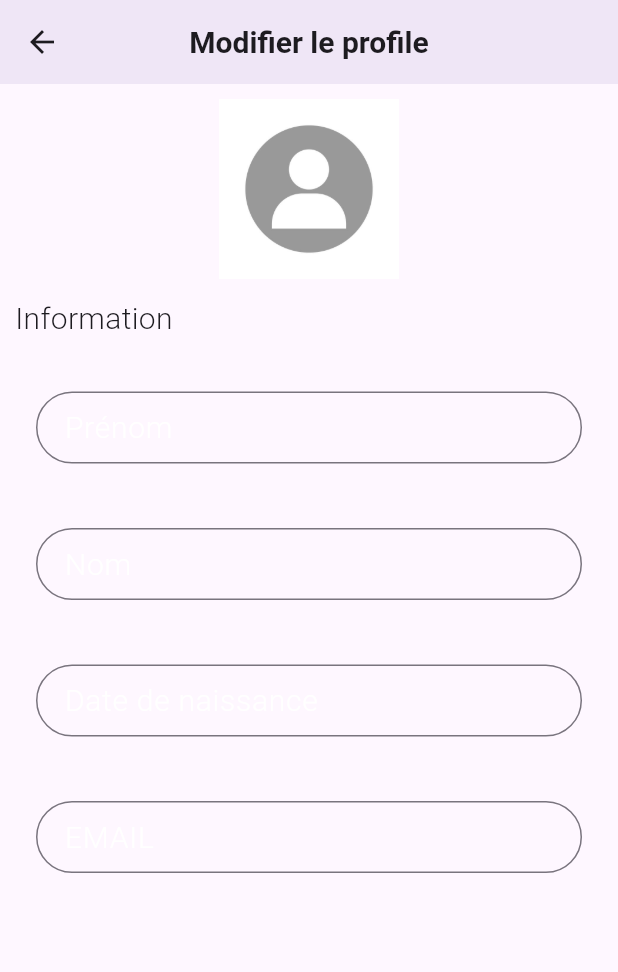
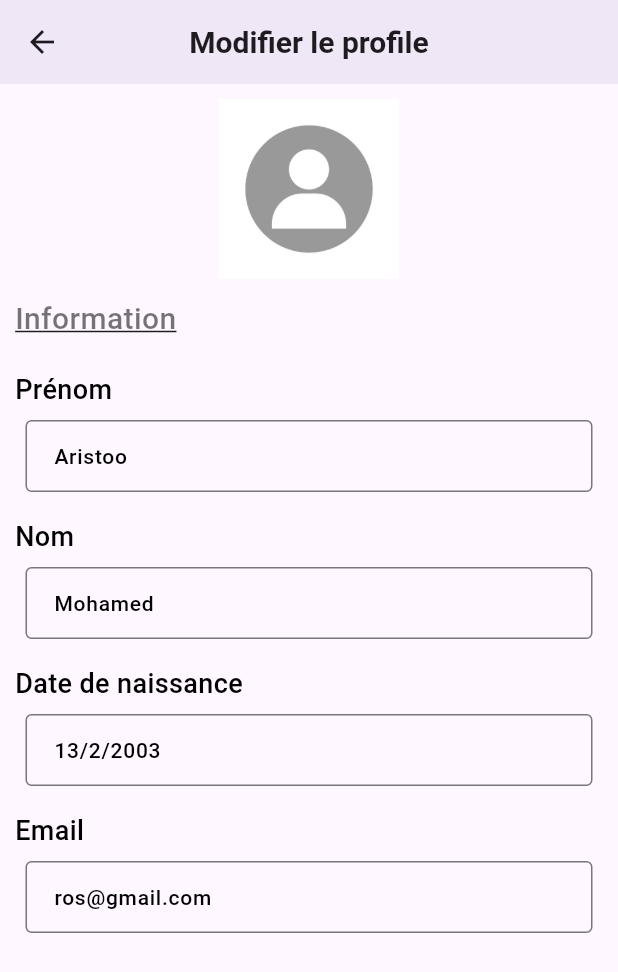
Before and after one commit to Rostomgh/Aqupro, a Flutter app: the ProfilePage screen opened directly, after a tap on "Mes Données personnelles", on a phone screen of 412 x 824 dp. Shown: the top 972 px of the screen. Run offline on Flutter 3.47's test engine with Material 3 defaults, Android fonts, the phone set to English and light mode, and no system bars; our stand-ins replace animated_splash_screen, awesome_dialog, bloc, curved_navigation_bar, firebase_auth, firebase_core and 3 more; accounts and stored records are empty.

Commit message:
Add Credit Card

```diff
--- a/lib/Compo/Constance.dart
+++ b/lib/Compo/Constance.dart
@@ -10,9 +10,35 @@ const ButtonColor = [Colors.black54, Colors.black];
 
 const Tit = Text(
   "Mon Compte",
-  style: TextStyle(fontWeight: FontWeight.bold, fontSize: 23,decoration: TextDecoration.underline),
+  style: TextStyle(
+      fontWeight: FontWeight.bold,
+      fontSize: 23,
+      decoration: TextDecoration.underline),
 );
 const Tit2 = Text(
   "Plus d'options",
-  style: TextStyle(fontWeight: FontWeight.bold, fontSize: 23,decoration: TextDecoration.underline),
+  style: TextStyle(
+      fontWeight: FontWeight.bold,
+      fontSize: 23,
+      decoration: TextDecoration.underline),
 );
+const FInput = Text(
+  "Prénom",
+  style:
+      TextStyle(fontWeight: FontWeight.w500, fontSize: 18, color: Colors.black),
+);
+const SInput = Text(
+  "Nom",
+  style:
+      TextStyle(fontWeight: FontWeight.w500, fontSize: 18, color: Colors.black),
+);
+const DInput = Text(
+  "Date de naissance",
+  style:
+      TextStyle(fontWeight: FontWeight.w500, fontSize: 18, color: Colors.black),
+);
+const EInput = Text(
+  "Email",
+  style:
+      TextStyle(fontWeight: FontWeight.w500, fontSize: 18, color: Colors.black),
+);
--- /dev/null
+++ b/lib/Compo/CustomEditInput.dart
@@ -0,0 +1,41 @@
+import 'package:flutter/material.dart';
+
+
+class EditInput extends StatelessWidget {
+  final String hint;
+
+  final TextEditingController mycontroller;
+  const EditInput({Key? key, required this.mycontroller, required this.hint})
+      : super(key: key);
+
+  @override
+  Widget build(BuildContext context) {
+    return Padding(
+      padding: const EdgeInsets.all(7.0),
+      child: SizedBox(
+        width: 350,
+        child: TextFormField(
+          controller: mycontroller,
+          obscureText: false,
+          textInputAction: TextInputAction.done,
+          decoration: InputDecoration(
+            contentPadding:
+                      const EdgeInsets.symmetric(horizontal: 15, vertical: 8),
+            hintText: hint,
+            hintStyle: const TextStyle(fontSize: 14,
+            fontWeight: FontWeight.w500,
+            color: Colors.black
+            ),
+            border:const  OutlineInputBorder(
+              borderSide: BorderSide(
+                color: Colors.black
+              )
+
+            )
+          ),
+
+        ),
+      ),
+    );
+  }
+}
--- a/lib/Pages/ProfileScreen/InfoPerso.dart
+++ b/lib/Pages/ProfileScreen/InfoPerso.dart
@@ -1,8 +1,8 @@
 // ignore_for_file: body_might_complete_normally_nullable
 
-import 'package:aquapro/Compo/CustomTextFormField.dart';
+import 'package:aquapro/Compo/Constance.dart';
+import 'package:aquapro/Compo/CustomEditInput.dart';
 import 'package:flutter/material.dart';
-import 'package:flutter/widgets.dart';
 
 class InfoPersoP extends StatefulWidget {
   const InfoPersoP({super.key});
@@ -37,62 +37,48 @@ class _InfoPersoPState extends State<InfoPersoP> {
                 Center(
                   child: CircleAvatar(
                     radius: 60,
-                  child: Image.asset("assets/avatar/ProfileAvatar.jpg",width: 170,),
+                    child: Image.asset(
+                      "assets/avatar/ProfileAvatar.jpg",
+                      width: 170,
+                    ),
                   ),
                 ),
                 const SizedBox(height: 12),
                 const Text(
                   "Information",
-                style: TextStyle(fontWeight: FontWeight.w300, fontSize: 20),
+                  style: TextStyle(
+                    color: Colors.black54,
+                      fontWeight: FontWeight.w500,
+                      fontSize: 20,
+                      decoration: TextDecoration.underline),
                 ),
-              SizedBox(
+                const SizedBox(
                   height: 20,
                 ),
-              CustomText(
-                  label: "Prénom",
+                FInput,
+                EditInput(
+                  hint: "Aristoo",
                   mycontroller: userN,
-                  obc: false,
-                  hint: "Aristoo",
-                  validator: (val) {
-                    if (val == "") {
-                      return "can't be empty ";
-                    }
-                  }),
-              const SizedBox(height: 15),
-              CustomText(
-                  label: "Nom",
+                ),
+                const SizedBox(height: 10),
+                SInput,
+                EditInput(
+                  hint: "Mohamed",
                   mycontroller: nom,
-                  obc: false,
-                  hint: "Mohamed",
-                  validator: (val) {
-                    if (val == "") {
-                      return "can't be empty ";
-                    }
-                  }),
-              const SizedBox(height: 15),
-              CustomText(
-                  label: "Date de naissance",
+                ),
+                const SizedBox(height: 10),
+                DInput,
+                EditInput(
+                  hint: "13/2/2003",
                   mycontroller: date,
-                  obc: false,
-                  hint: "23/01/2001",
-                  validator: (val) {
-                    if (val == "") {
-                      return "can't be empty ";
-                    }
-                  }),
-              const SizedBox(height: 15),
-              CustomText(
-                  label: "EMAIL",
+                ),
+                const SizedBox(height: 10),
+                EInput,
+                EditInput(
+                  hint: "ros@gmail.com",
                   mycontroller: email,
-                  obc: false,
-                  hint: "ros@gmail.com",
-                  validator: (val) {
-                    if (val == "") {
-                      return "can't be empty ";
-                    }
-                  }),
-            ],
                 ),
+              ]),
         ),
       ),
     );
--- a/lib/Pages/ProfileScreen/ProfilePage.dart
+++ b/lib/Pages/ProfileScreen/ProfilePage.dart
@@ -1,7 +1,7 @@
 import 'package:aquapro/Compo/Constance.dart';
-import 'package:aquapro/Compo/CustomSettings.dart';
+
 import 'package:aquapro/Widget/SecondBCard.dart';
-import 'package:aquapro/Pages/homeP1.dart';
+
 import 'package:aquapro/Widget/FirstBCard.dart';
 import 'package:flutter/material.dart';
 
@@ -19,6 +19,7 @@ class _ProfilePageState extends State<ProfilePage> {
       appBar: AppBar(
         elevation: 3,
         leading: CircleAvatar(
+
           child: Image.asset("assets/avatar/ProfileAvatar.jpg"),
         ),
         title: const Column(
@@ -34,15 +35,7 @@ class _ProfilePageState extends State<ProfilePage> {
             )
           ],
         ),
-        actions: [
-          IconButton(
-            onPressed: () {
-              Navigator.push(context,
-                  MaterialPageRoute(builder: (context) => const Homm()));
-            },
-            icon: const Icon(Icons.backspace),
-          )
-        ],
+
       ),
       body: const SingleChildScrollView(
         child: Padding(
--- a/lib/Route/OnenerateRoute.dart
+++ b/lib/Route/OnenerateRoute.dart
@@ -1,3 +1,4 @@
+import 'package:aquapro/Widget/CustomCreditCard.dart';
 import 'package:aquapro/Login/Log.dart';
 import 'package:aquapro/Login/Login.dart';
 import 'package:aquapro/NavBar.dart';
@@ -23,6 +24,8 @@ class AppRouter {
         return MaterialPageRoute(builder: (_) => const NavBar());
       case 'info':
         return MaterialPageRoute(builder: (_) => const InfoPersoP());
+      case 'Card':
+        return MaterialPageRoute(builder: (_) => const CustomCreditCard());
 
       default:
         return MaterialPageRoute(builder: (_) => const ErrorRoute());
--- a/lib/Widget/FirstBCard.dart
+++ b/lib/Widget/FirstBCard.dart
@@ -11,7 +11,7 @@ class FistBuildCard extends StatefulWidget {
 class _FistBuildCardState extends State<FistBuildCard> {
   @override
   Widget build(BuildContext context) {
-    return  Column(
+    return Column(
       children: [
         CustomCardProfilePage(
           ic: const Icon(Icons.account_box_outlined),
@@ -23,10 +23,14 @@ class _FistBuildCardState extends State<FistBuildCard> {
         const CustomCardProfilePage(
           ic: Icon(Icons.diamond),
           text: "Aquapro Fidélité",
+
         ),
-        const CustomCardProfilePage(
-          ic: Icon(Icons.card_travel),
+         CustomCardProfilePage(
+          ic: const Icon(Icons.card_travel),
           text: "Méthodes de paiement ",
+            tap: () {
+            Navigator.pushNamed(context, 'Card');
+          },
         ),
       ],
     );
--- a/pubspec.yaml
+++ b/pubspec.yaml
@@ -47,6 +47,7 @@ dependencies:
   awesome_dialog: ^3.2.0
   curved_navigation_bar: ^1.0.3
   flutter_screenutil: ^5.9.0
+  flutter_credit_card: ^4.0.1
 
 dev_dependencies:
   flutter_test:
@@ -74,6 +75,8 @@ flutter:
   assets:
     - assets/img/
     - assets/avatar/
+    - assets/Card/
+
 
 
   # An image asset can refer to one or more resolution-specific "variants", see
```
Also changed, not shown: lib/Widget/CustomCreditCard.dart (added, +198 -0 lines), assets/Card/bg.png (added), assets/Card/card_bg.png (added), assets/Card/mastercard.png (added), assets/Card/union.png (added), pubspec.lock. Lines whose indentation alone changed are shown as unchanged.
